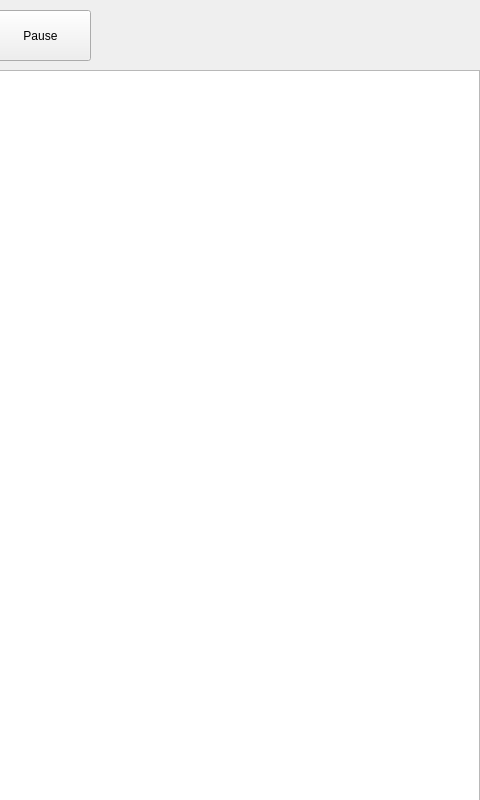
Old version of the form Tank_Trouble_IV/singlegamewidget.ui in the repository raitocc/run; both pictures show x 720 to 1200 and y 0 to 800 of the 1200 by 800 pixel window.
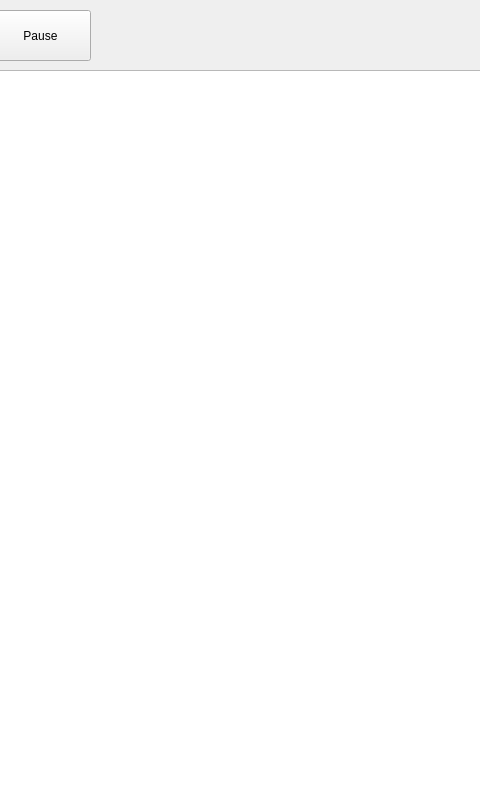
New version of the form.

```diff
--- a/Tank_Trouble_IV/singlegamewidget.ui
+++ b/Tank_Trouble_IV/singlegamewidget.ui
@@ -49,8 +49,8 @@
     <rect>
      <x>0</x>
      <y>70</y>
-     <width>1200</width>
-     <height>800</height>
+     <width>1201</width>
+     <height>731</height>
     </rect>
    </property>
   </widget>
```
